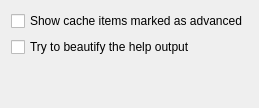
Qt form addons/kate/pate/src/plugins/cmake_utils/cmake_utils_toolview_settings_page.ui (KDE/kate) before a commit.
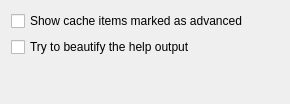
The same form after that commit.

```diff
--- a/addons/kate/pate/src/plugins/cmake_utils/cmake_utils_toolview_settings_page.ui
+++ b/addons/kate/pate/src/plugins/cmake_utils/cmake_utils_toolview_settings_page.ui
@@ -2,6 +2,14 @@
 <ui version="4.0">
  <class>cfgPage</class>
  <widget class="QWidget" name="cfgPage">
+  <property name="geometry">
+   <rect>
+    <x>0</x>
+    <y>0</y>
+    <width>290</width>
+    <height>104</height>
+   </rect>
+  </property>
   <property name="windowTitle">
    <string>Toolview Settings</string>
   </property>
```
Left out of the diff: 2 changed lines with no effect on the pictures.
